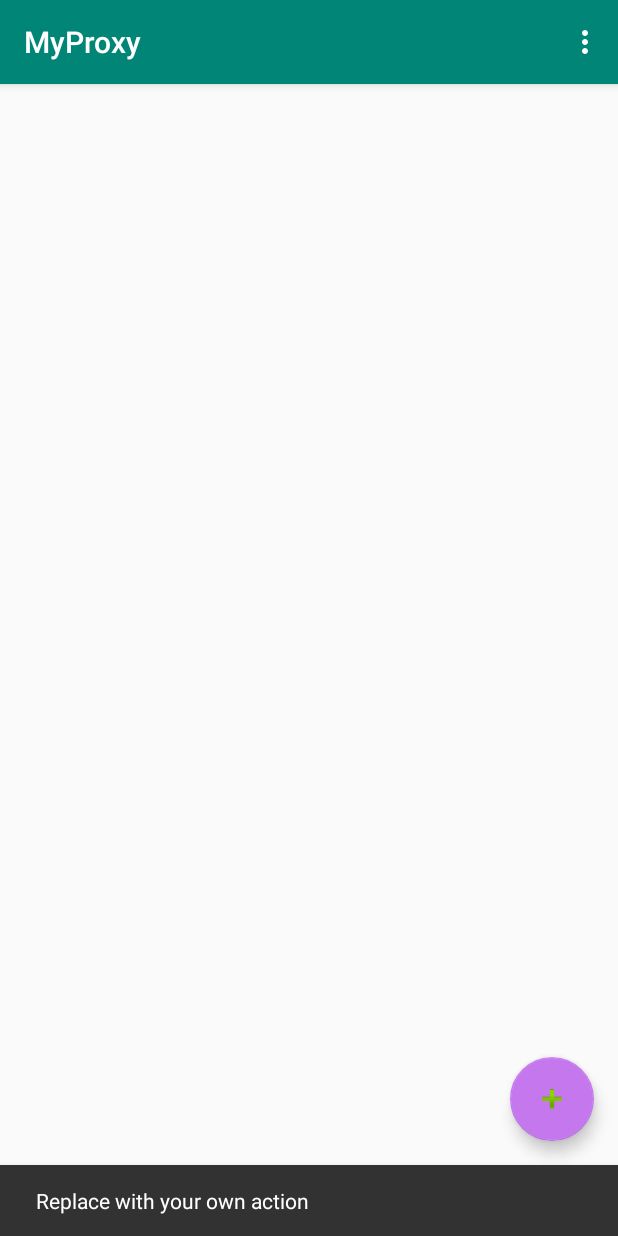
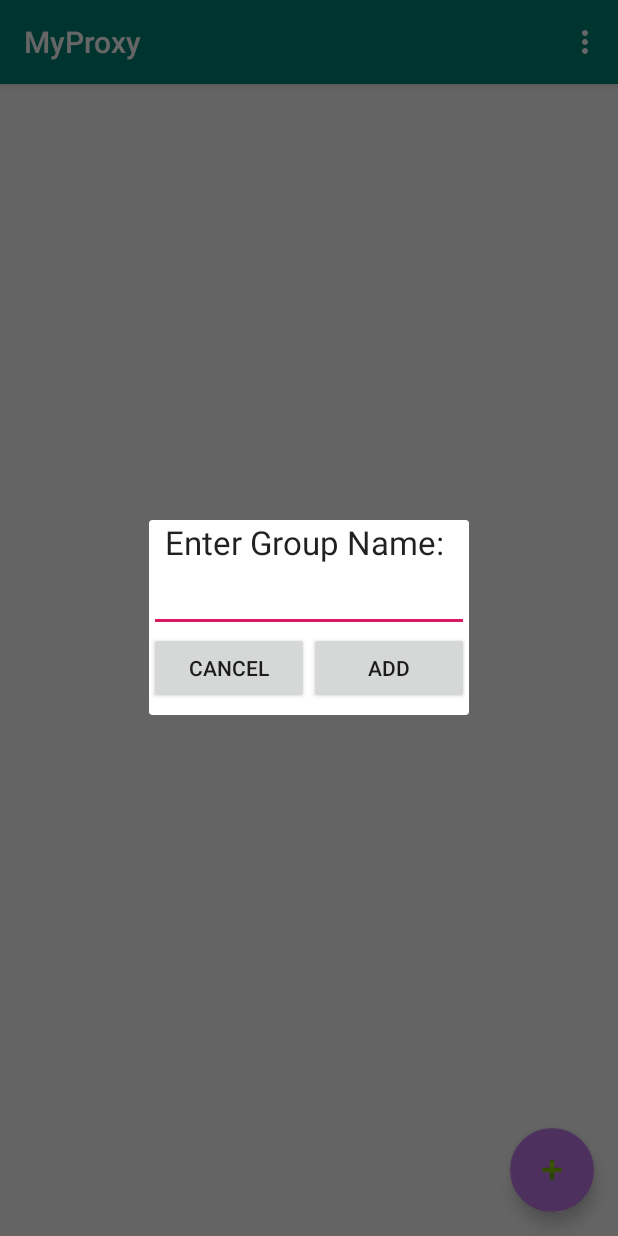
Before and after one commit to KimiyaZargari/Android-Proxy-, an Android app: the screen it shows after launch (MainActivity), after a tap on an icon or button, on a phone screen of 412 x 824 dp. Run offline under Robolectric (Android 15) with nearby library versions, the phone set to English and light mode, and no system bars.

Commit message:
Add groups via dialog

```diff
--- a/app/src/main/java/com/example/myproxy/GroupListAdaptor.java
+++ b/app/src/main/java/com/example/myproxy/GroupListAdaptor.java
@@ -8,12 +8,13 @@ import android.widget.TextView;
 import androidx.annotation.NonNull;
 import androidx.recyclerview.widget.RecyclerView;
 
+import java.util.ArrayList;
 import java.util.List;
 
 public class GroupListAdaptor extends RecyclerView.Adapter<GroupListAdaptor.MyViewHolder> {
-    List<Group> groups;
+    ArrayList<Group> groups;
 
-    public GroupListAdaptor(List<Group> groups){
+    public GroupListAdaptor(ArrayList<Group> groups){
         this.groups = groups;
     }
     @NonNull
@@ -35,6 +36,20 @@ public class GroupListAdaptor extends RecyclerView.Adapter<GroupListAdaptor.MyVi
     public int getItemCount() {
         return groups.size();
     }
+
+    public ArrayList<Group> getGroups() {
+        return groups;
+    }
+
+    public void addGroup(Group group){
+        groups.add(group);
+        notifyDataSetChanged();
+    }
+
+    public void deleteGroup(int i){
+        groups.remove(i);
+        notifyDataSetChanged();
+    }
     class MyViewHolder extends RecyclerView.ViewHolder{
         TextView name;
         public MyViewHolder(@NonNull View itemView) {
@@ -42,6 +57,5 @@ public class GroupListAdaptor extends RecyclerView.Adapter<GroupListAdaptor.MyVi
             name = itemView.findViewById(R.id.groupName);
         }
 
-
     }
 }
--- a/app/src/main/java/com/example/myproxy/MainActivity.java
+++ b/app/src/main/java/com/example/myproxy/MainActivity.java
@@ -1,56 +1,62 @@
 package com.example.myproxy;
 
-import android.app.IntentService;
+import android.app.Dialog;
+import android.content.Context;
 import android.content.Intent;
-import android.os.AsyncTask;
 import android.os.Bundle;
 
 import com.google.android.material.floatingactionbutton.FloatingActionButton;
-import com.google.android.material.snackbar.Snackbar;
 
+import androidx.annotation.NonNull;
 import androidx.appcompat.app.AppCompatActivity;
 import androidx.appcompat.widget.Toolbar;
 import androidx.recyclerview.widget.LinearLayoutManager;
 import androidx.recyclerview.widget.RecyclerView;
 
-import android.util.Log;
 import android.view.View;
 import android.view.Menu;
 import android.view.MenuItem;
+import android.view.Window;
+import android.widget.Button;
+import android.widget.EditText;
+import android.widget.Toast;
 
-import java.net.ProxySelector;
-import java.net.ServerSocket;
+import java.util.ArrayList;
 import java.util.List;
 
 public class MainActivity extends AppCompatActivity {
     RecyclerView listView;
     GroupListAdaptor adaptor;
-    List<Group> groups;
+   // List<Group> groups;
     @Override
     protected void onCreate(Bundle savedInstanceState) {
         super.onCreate(savedInstanceState);
         setContentView(R.layout.activity_main);
         Toolbar toolbar = findViewById(R.id.toolbar);
         setSupportActionBar(toolbar);
+
+        listView = findViewById(R.id.group_list);
+        LinearLayoutManager layoutManager = new LinearLayoutManager(this);
+        listView.setLayoutManager(layoutManager);
+        adaptor = new GroupListAdaptor(new ArrayList<Group>());
+        listView.setAdapter(adaptor);
         FloatingActionButton fab = findViewById(R.id.fab);
         fab.setOnClickListener(new View.OnClickListener() {
             @Override
             public void onClick(View view) {
-                Snackbar.make(view, "Replace with your own action", Snackbar.LENGTH_LONG)
-                        .setAction("Action", null).show();
+               // Snackbar.make(view, "Replace with your own action", Snackbar.LENGTH_LONG)
+                 //       .setAction("Action", null).show();
+                new AddGroupDialog(MainActivity.this).show();
+
+
             }
         });
-
-        listView = findViewById(R.id.group_list);
-        LinearLayoutManager layoutManager = new LinearLayoutManager(this);
-        listView.setLayoutManager(layoutManager);
-        adaptor = new GroupListAdaptor(groups);
-        listView.setAdapter(adaptor);
         Intent listener = new Intent(this, BrowserListener.class);
         startService(listener);
 
 
     }
+
 
 
     @Override
@@ -74,4 +80,57 @@ public class MainActivity extends AppCompatActivity {
 
         return super.onOptionsItemSelected(item);
     }
+
+
+    private class AddGroupDialog extends Dialog {
+        Button add, cancel;
+        EditText groupName;
+
+        public AddGroupDialog(@NonNull Context context) {
+            super(context);
+        }
+
+        @Override
+        protected void onCreate(Bundle savedInstanceState) {
+            super.onCreate(savedInstanceState);
+            requestWindowFeature(Window.FEATURE_NO_TITLE);
+            setContentView(R.layout.add_group_dialog);
+            add =  findViewById(R.id.addButton);
+            cancel =  findViewById(R.id.cancelButton);
+            groupName = findViewById(R.id.groupName);
+            add.setOnClickListener(new View.OnClickListener() {
+                @Override
+                public void onClick(View view) {
+                    String name = String.valueOf(groupName.getText()).trim();
+                    List<Group> groups = adaptor.getGroups();
+
+                    if( name.equals(""))
+                        Toast.makeText(getContext(), "Please enter group name!", Toast.LENGTH_SHORT).show();
+                    else{
+                        int i = 0;
+                        while (i < groups.size()){
+                            if (groups.get(i).getName().equals(name)){
+                                Toast.makeText(getContext(), "group already exists", Toast.LENGTH_SHORT).show();
+                                break;
+                            }
+                            i++;
+                        }
+                        if(i == groups.size()) {
+                            adaptor.addGroup(new Group(name));
+                            groupName.setText("");
+                        }
+
+                    }
+                }
+            });
+            cancel.setOnClickListener(new View.OnClickListener() {
+                @Override
+                public void onClick(View view) {
+                    dismiss();
+                }
+            });
+
+        }
+    }
+
 }
--- /dev/null
+++ b/app/src/main/res/layout/add_group_dialog.xml
@@ -0,0 +1,39 @@
+<?xml version="1.0" encoding="utf-8"?>
+<LinearLayout xmlns:android="http://schemas.android.com/apk/res/android"
+    android:orientation="vertical" android:layout_width="match_parent"
+    android:layout_height="match_parent">
+
+    <TextView
+        android:id="@+id/textView"
+        android:layout_width="match_parent"
+        android:layout_height="wrap_content"
+        android:text="  Enter Group Name:"
+        android:textAppearance="@style/TextAppearance.AppCompat.Large" />
+
+    <EditText
+        android:id="@+id/groupName"
+        android:layout_width="match_parent"
+        android:layout_height="wrap_content"
+        android:ems="10"
+        android:inputType="textPersonName" />
+
+    <LinearLayout
+        android:layout_width="match_parent"
+        android:layout_height="match_parent"
+        android:orientation="horizontal">
+
+        <Button
+            android:id="@+id/cancelButton"
+            android:layout_width="62dp"
+            android:layout_height="wrap_content"
+            android:layout_weight="1"
+            android:text="Cancel" />
+
+        <Button
+            android:id="@+id/addButton"
+            android:layout_width="62dp"
+            android:layout_height="wrap_content"
+            android:layout_weight="1"
+            android:text="ADD" />
+    </LinearLayout>
+</LinearLayout>
```
Also changed, not shown: app/src/main/java/com/example/myproxy/Group.java (+11 -5 lines).
